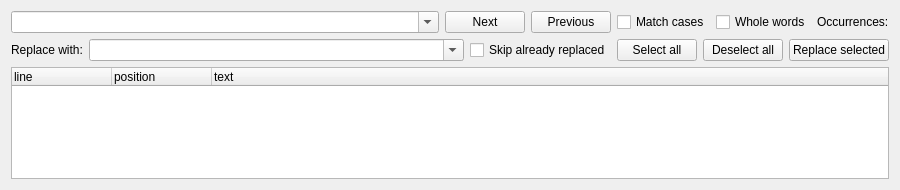
baziorek/STC_editor, file ui/finddialog.ui: the form before one commit.
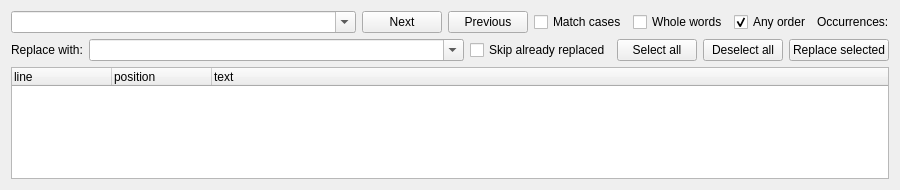
The form after the commit.

```diff
--- a/ui/finddialog.ui
+++ b/ui/finddialog.ui
@@ -79,6 +79,19 @@
        </property>
       </widget>
      </item>
+     <item>
+      <widget class="QCheckBox" name="anyOrderCheckBox">
+       <property name="toolTip">
+        <string>Find the lines which contain all the typed words, in any order. Switch it off to search the text as it is, with the spaces. It is not used when replacing.</string>
+       </property>
+       <property name="text">
+        <string>Any order</string>
+       </property>
+       <property name="checked">
+        <bool>true</bool>
+       </property>
+      </widget>
+     </item>
      <item>
       <widget class="QLabel" name="occurencesLabel">
        <property name="toolTip">
```
Left out of the diff: 16 changed lines with no effect on the pictures.
